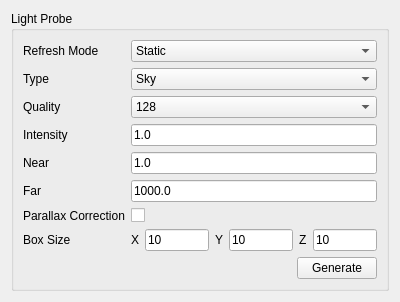
Above: intern/src/editor_gui/edit_inspector_light_probe.ui from swantmon/saltwater before the change. Below: the same form after it.
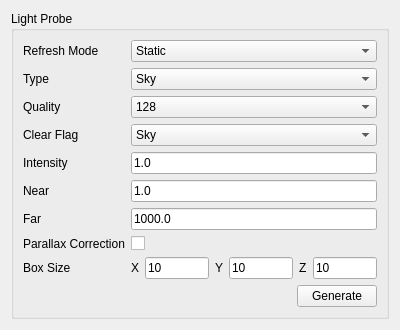
That is the form after the change.

Commit message: Add clear flag to local light probe

What changed in the file:
```diff
--- a/intern/src/editor_gui/edit_inspector_light_probe.ui
+++ b/intern/src/editor_gui/edit_inspector_light_probe.ui
@@ -7,7 +7,7 @@
     <x>0</x>
     <y>0</y>
     <width>400</width>
-    <height>287</height>
+    <height>313</height>
    </rect>
   </property>
   <property name="windowTitle">
@@ -22,13 +22,20 @@
      <layout class="QVBoxLayout" name="verticalLayout_2">
       <item>
        <layout class="QGridLayout" name="gridLayout">
-        <item row="3" column="0">
+        <item row="4" column="0">
          <widget class="QLabel" name="label_4">
           <property name="text">
            <string>Intensity</string>
           </property>
          </widget>
         </item>
+        <item row="0" column="0">
+         <widget class="QLabel" name="label">
+          <property name="text">
+           <string>Refresh Mode</string>
+          </property>
+         </widget>
+        </item>
         <item row="2" column="0">
          <widget class="QLabel" name="label_3">
           <property name="text">
@@ -36,6 +43,20 @@
           </property>
          </widget>
         </item>
+        <item row="6" column="0">
+         <widget class="QLabel" name="label_6">
+          <property name="text">
+           <string>Far</string>
+          </property>
+         </widget>
+        </item>
+        <item row="5" column="0">
+         <widget class="QLabel" name="label_5">
+          <property name="text">
+           <string>Near</string>
+          </property>
+         </widget>
+        </item>
         <item row="1" column="0">
          <widget class="QLabel" name="label_2">
           <property name="text">
@@ -43,34 +64,20 @@
           </property>
          </widget>
         </item>
-        <item row="4" column="0">
-         <widget class="QLabel" name="label_5">
-          <property name="text">
-           <string>Near</string>
-          </property>
-         </widget>
-        </item>
-        <item row="0" column="0">
-         <widget class="QLabel" name="label">
-          <property name="text">
-           <string>Refresh Mode</string>
-          </property>
-         </widget>
-        </item>
-        <item row="5" column="0">
-         <widget class="QLabel" name="label_6">
-          <property name="text">
-           <string>Far</string>
-          </property>
-         </widget>
-        </item>
-        <item row="3" column="1">
+        <item row="4" column="1">
          <widget class="QLineEdit" name="m_pIntensityEdit">
           <property name="text">
            <string>1.0</string>
           </property>
          </widget>
         </item>
+        <item row="6" column="1">
+         <widget class="QLineEdit" name="m_pFarEdit">
+          <property name="text">
+           <string>1000.0</string>
+          </property>
+         </widget>
+        </item>
         <item row="2" column="1">
          <widget class="QComboBox" name="m_pQualityCB">
           <item>
@@ -133,42 +140,35 @@
           </item>
          </widget>
         </item>
+        <item row="8" column="0">
+         <widget class="QLabel" name="label_8">
+          <property name="text">
+           <string>Box Size</string>
+          </property>
+         </widget>
+        </item>
         <item row="5" column="1">
-         <widget class="QLineEdit" name="m_pFarEdit">
-          <property name="text">
-           <string>1000.0</string>
-          </property>
-         </widget>
-        </item>
-        <item row="4" column="1">
          <widget class="QLineEdit" name="m_pNearEdit">
           <property name="text">
            <string>1.0</string>
           </property>
          </widget>
         </item>
-        <item row="6" column="0">
+        <item row="7" column="0">
          <widget class="QLabel" name="label_7">
           <property name="text">
            <string>Parallax Correction</string>
           </property>
          </widget>
         </item>
-        <item row="7" column="0">
-         <widget class="QLabel" name="label_8">
-          <property name="text">
-           <string>Box Size</string>
-          </property>
-         </widget>
-        </item>
-        <item row="6" column="1">
+        <item row="7" column="1">
          <widget class="QCheckBox" name="m_pParallaxCorrectionCB">
           <property name="text">
            <string/>
           </property>
          </widget>
         </item>
-        <item row="7" column="1">
+        <item row="8" column="1">
          <layout class="QHBoxLayout" name="horizontalLayout_2">
           <item>
            <widget class="QLabel" name="label_9">
@@ -214,6 +214,27 @@
           </item>
          </layout>
         </item>
+        <item row="3" column="0">
+         <widget class="QLabel" name="label_12">
+          <property name="text">
+           <string>Clear Flag</string>
+          </property>
+         </widget>
+        </item>
+        <item row="3" column="1">
+         <widget class="QComboBox" name="m_pClearFlagCB">
+          <item>
+           <property name="text">
+            <string>Sky</string>
+           </property>
+          </item>
+          <item>
+           <property name="text">
+            <string>Black</string>
+           </property>
+          </item>
+         </widget>
+        </item>
        </layout>
       </item>
       <item>
```
The commit also changes 6 other files.
